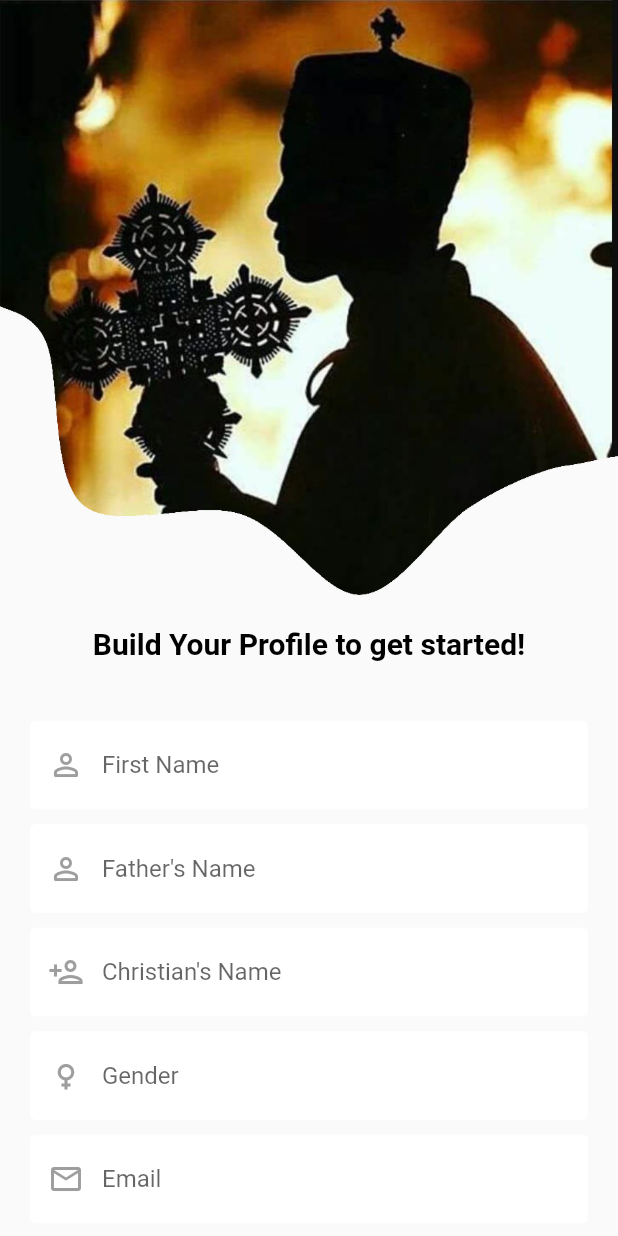
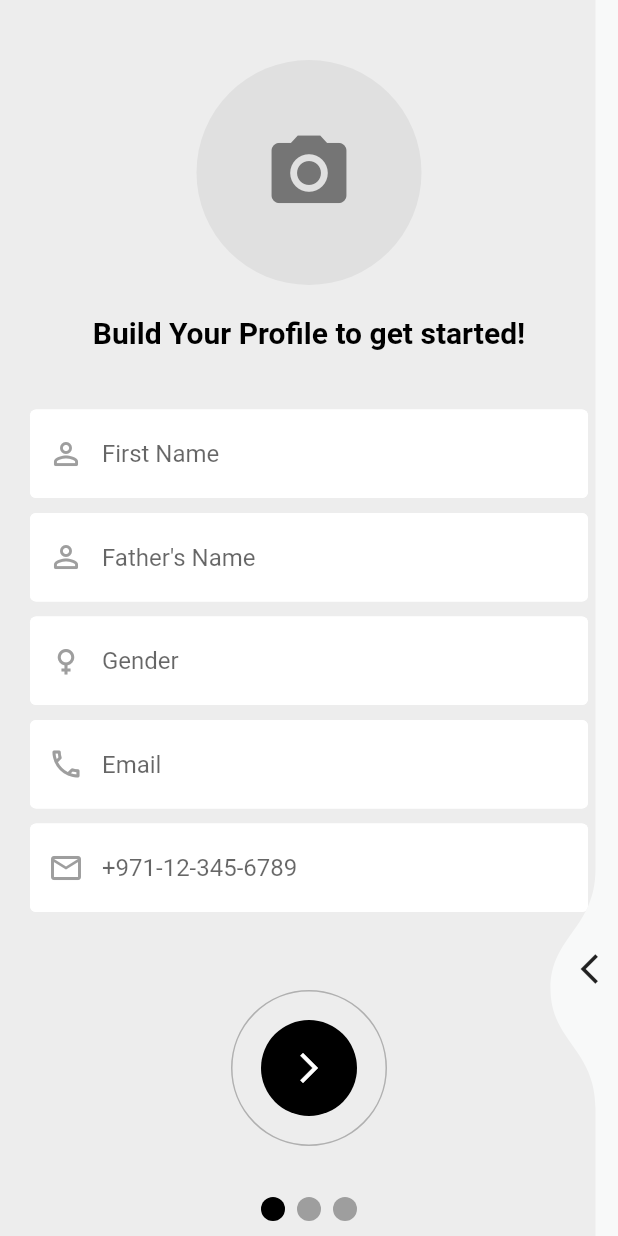
Before and after one commit to GetanehTsegaye/dubai_debremewy_app_dogs_food, a Flutter app: the OTPScreen screen opened directly, after a tap on "NEXT", on a phone screen of 412 x 824 dp. Run offline on Flutter 3.47's test engine with Material 2 defaults, Android fonts, the phone set to English and light mode, and no system bars; drawn by our look-alikes of liquid_swipe, smooth_page_indicator; our stand-ins replace flutter_otp_text_field, get, image_picker.

Commit message:
Worked on the onboarding screen and liquid transition

```diff
--- a/lib/src/constants/color_strings.dart
+++ b/lib/src/constants/color_strings.dart
@@ -1,3 +1,18 @@
 import 'dart:ui';
 
+import 'package:flutter/material.dart';
+
 const gtBackgroundColor = Color(0xFFededed);
+//const gtOnBoardingPage1Color = Color(0xffd5d5d5);
+//const gtOnBoardingPage2Color = Color(0xffe5e5e5);
+
+// const gtOnBoardingPage1Color = Color(0xFFededed);
+// const gtOnBoardingPage2Color = Colors.white;
+
+// const gtOnBoardingPage1Color = Color(0xfffddcdf);
+// const gtOnBoardingPage2Color = Color(0xffffdcbd);
+
+
+const gtOnBoardingPage1Color = Color(0xFFededed);
+const gtOnBoardingPage2Color = Color(0XFFF8F9F9);
+const gtOnBoardingPage3Color = Color(0XFFEBF5FB);
--- a/lib/src/features/authentication/screens/login_screen/otp_screen.dart
+++ b/lib/src/features/authentication/screens/login_screen/otp_screen.dart
@@ -1,4 +1,5 @@
 import 'package:dubai_debremewy_app_dogs_food/src/common_widgets/button_widgets.dart';
+import 'package:dubai_debremewy_app_dogs_food/src/features/authentication/screens/user_profile/on_boarding_screen.dart';
 import 'package:flutter/material.dart';
 import 'package:flutter_otp_text_field/flutter_otp_text_field.dart';
 import 'package:get/get.dart';
@@ -49,7 +50,7 @@
               SizedBox(height: 20.0),
               gtButton(
                 onTap: (){
-                  Get.to(()=>  RegistrationScreen(),
+                  Get.to(()=>  OnBoardingScreen(),
                       transition: Transition.rightToLeftWithFade,
                       duration: Duration(seconds: 2));
                 },
--- /dev/null
+++ b/lib/src/features/authentication/screens/user_profile/on_boarding_screen.dart
@@ -0,0 +1,432 @@
+import 'package:dubai_debremewy_app_dogs_food/src/constants/color_strings.dart';
+import 'package:dubai_debremewy_app_dogs_food/src/features/authentication/screens/dashboard_screen/dashboard_screen.dart';
+import 'package:dubai_debremewy_app_dogs_food/src/features/authentication/screens/user_profile/profile_picture_upload_widget.dart';
+import 'package:flutter/material.dart';
+import 'package:liquid_swipe/liquid_swipe.dart';
+import 'package:smooth_page_indicator/smooth_page_indicator.dart';
+
+import '../../../../common_widgets/textfield_widgets_for_white_background.dart';
+import '../../../../constants/image_strings.dart';
+import 'dart:io';
+import 'package:get/get.dart';
+import 'package:image_picker/image_picker.dart';
+
+import '../../../../common_widgets/button_widgets.dart';
+import '../../../../common_widgets/textfield_widgets.dart';
+
+class OnBoardingScreen extends StatefulWidget {
+  OnBoardingScreen({Key? key}) : super(key: key);
+  final lqController = LiquidController();
+  int currentPage = 0;
+
+  @override
+  _OnBoardingScreenState createState() => _OnBoardingScreenState();
+}
+
+class _OnBoardingScreenState extends State<OnBoardingScreen> {
+  late File _image; // Variable to store the selected image
+
+  Future getImage(ImageSource source) async {
+    try {
+      var image = await ImagePicker().pickImage(source: source);
+
+      if (image != null) {
+        setState(() {
+          _image = File(image.path); // Update the selected image
+        });
+      }
+    } catch (e) {
+      // Handle the error case when the user denies access to the gallery or camera
+      showDialog(
+        context: context,
+        builder: (BuildContext context) {
+          return AlertDialog(
+            title: Text('Error'),
+            content: Text('Failed to pick an image.'),
+            actions: [
+              TextButton(
+                child: Text('OK'),
+                onPressed: () {
+                  Navigator.of(context).pop();
+                },
+              ),
+            ],
+          );
+        },
+      );
+    }
+  }
+
+  @override
+  void initState() {
+    super.initState();
+    _image = File(''); // Provide an initial empty file to avoid null errors
+  }
+
+  @override
+  Widget build(BuildContext context) {
+    final lqController = LiquidController();
+    final size = MediaQuery.of(context).size;
+
+    return SafeArea(
+      child: Scaffold(
+        body: Stack(
+          alignment: Alignment.center,
+          children: [
+            LiquidSwipe(
+              pages: [
+                SingleChildScrollView(
+                  child: Container(
+                    color: gtOnBoardingPage1Color,
+                    height: size.height,
+                    child: Column(
+                      // mainAxisAlignment: MainAxisAlignment.spaceEvenly,
+                      children: [
+                        SizedBox(height: 40.0),
+                        Center(
+                          child: GestureDetector(
+                            onTap: () {
+                              showDialog(
+                                context: context,
+                                builder: (BuildContext context) {
+                                  return SimpleDialog(
+                                    title: Text('Choose an option'),
+                                    children: [
+                                      SimpleDialogOption(
+                                        child: Text('Take a photo'),
+                                        onPressed: () {
+                                          getImage(ImageSource
+                                              .camera); // Open camera to take a photo
+                                          Navigator.of(context).pop();
+                                        },
+                                      ),
+                                      SimpleDialogOption(
+                                        child: Text('Pick from gallery'),
+                                        onPressed: () {
+                                          getImage(ImageSource
+                                              .gallery); // Open gallery to choose a photo
+                                          Navigator.of(context).pop();
+                                        },
+                                      ),
+                                    ],
+                                  );
+                                },
+                              );
+                            },
+                            child: Container(
+                              width: 150,
+                              height: 150,
+                              decoration: BoxDecoration(
+                                shape: BoxShape.circle,
+                                color: Colors.grey[300],
+                                image: _image.path.isNotEmpty
+                                    ? DecorationImage(
+                                        image: FileImage(
+                                            _image), // Display the selected image
+                                        fit: BoxFit.cover,
+                                      )
+                                    : null,
+                              ),
+                              child: _image.path.isEmpty
+                                  ? Icon(
+                                      Icons.camera_alt,
+                                      size: 60,
+                                      color: Colors.grey[600],
+                                    )
+                                  : null,
+                            ),
+                          ),
+                        ),
+                        Padding(
+                          padding: const EdgeInsets.symmetric(horizontal: 20.0),
+                          child: Column(
+                            children: [
+                              SizedBox(height: 20.0),
+                              Text(
+                                'Build Your Profile to get started!',
+                                style: TextStyle(
+                                  color: Colors.black,
+                                  fontSize: 20.0,
+                                  fontWeight: FontWeight.bold,
+                                ),
+                              ),
+                              SizedBox(height: 40.0),
+                              gtTextField(
+                                gtHintText: 'First Name',
+                                gtPrefixIcon: Icon(
+                                  Icons.person_outline_rounded,
+                                  color: Colors.grey,
+                                ),
+                              ),
+                              SizedBox(height: 10.0),
+                              gtTextField(
+                                gtHintText: 'Father\'s Name',
+                                gtPrefixIcon: Icon(
+                                  Icons.person_outline_rounded,
+                                  color: Colors.grey,
+                                ),
+                              ),
+                              SizedBox(height: 10.0),
+                              gtTextField(
+                                gtHintText: 'Gender',
+                                gtPrefixIcon: Icon(
+                                  Icons.female,
+                                  color: Colors.grey,
+                                ),
+                              ),
+                              SizedBox(height: 10.0),
+                              gtTextField(
+                                gtHintText: 'Email',
+                                gtPrefixIcon: Icon(
+                                  Icons.phone_outlined,
+                                  color: Colors.grey,
+                                ),
+                              ),
+                              SizedBox(height: 10.0),
+                              gtTextField(
+                                gtHintText: '+971-12-345-6789',
+                                gtPrefixIcon: Icon(
+                                  Icons.email_outlined,
+                                  color: Colors.grey,
+                                ),
+                              ),
+                              SizedBox(height: 30.0),
+                              // Text(
+                              //   '1/2',
+                              //   style: TextStyle(
+                              //       fontSize: 16.0,
+                              //       fontWeight: FontWeight.bold),
+                              // )
+                            ],
+                          ),
+                        )
+                      ],
+                    ),
+                  ),
+                ),
+                Container(
+                  color: gtOnBoardingPage2Color,
+                  height: size.height,
+                  child: Column(
+                    //mainAxisAlignment: MainAxisAlignment.spaceAround,
+                    children: [
+                      Align(
+                        alignment: Alignment.topRight,
+                        child: TextButton(
+                          onPressed: ()=> lqController.jumpToPage(page: 2),
+                          child: const Text(
+                            "Skip    ",
+                            style: TextStyle(color: Colors.black),
+                          ),
+                        ),
+                      ),
+                      Padding(
+                        padding: const EdgeInsets.symmetric(horizontal: 20.0),
+                        child: Column(
+                          children: [
+                            SizedBox(height: 20.0),
+                            Text(
+                              'For the Church use only',
+                              style: TextStyle(
+                                color: Colors.black,
+                                fontSize: 20.0,
+                                fontWeight: FontWeight.bold,
+                              ),
+                            ),
+                            SizedBox(height: 10.0),
+                            gtTextField(
+                              gtHintText: 'የክርስትና ስም',
+                              gtPrefixIcon: Icon(
+                                Icons.person_add_outlined,
+                                color: Colors.grey,
+                              ),
+                            ),
+                            SizedBox(height: 10.0),
+                            gtTextField(
+                              gtHintText: 'የንስሃ አባት ',
+                              gtPrefixIcon: Icon(
+                                Icons.person_add_outlined,
+                                color: Colors.grey,
+                              ),
+                            ),
+                            SizedBox(height: 10.0),
+                            gtTextField(
+                              gtHintText: 'Select your church',
+                              gtPrefixIcon: Icon(
+                                Icons.fact_check,
+                                color: Colors.grey,
+                              ),
+                            ),
+                            SizedBox(height: 10.0),
+                            gtTextField(
+                              gtHintText: 'Profession',
+                              gtPrefixIcon: Icon(
+                                Icons.work,
+                                color: Colors.grey,
+                              ),
+                            ),
+                            SizedBox(height: 10.0),
+
+                            // Text(
+                            //   '1/2',
+                            //   style: TextStyle(
+                            //       fontSize: 16.0, fontWeight: FontWeight.bold),
+                            // ),
+                            // gtButton(
+                            //   onTap: () {
+                            //     Get.to(() => DashboardScreen(),
+                            //         transition: Transition.rightToLeftWithFade,
+                            //         duration: Duration(seconds: 2));
+                            //   },
+                            //   gtText: 'NEXT',
+                            // ),
+                            SizedBox(height: 20.0),
+                          ],
+                        ),
+                      )
+                    ],
+                  ),
+                ),
+                Container(
+                  color: gtOnBoardingPage3Color,
+                  height: size.height,
+                  child: Column(
+                    //mainAxisAlignment: MainAxisAlignment.spaceAround,
+                    children: [
+                      Align(
+                        alignment: Alignment.topRight,
+                        child: TextButton(
+                          onPressed: () {
+                            Get.to(() => DashboardScreen(),
+                                transition: Transition.rightToLeftWithFade,
+                                duration: Duration(seconds: 2));
+                          },
+                          child: const Text(
+                            "Skip    ",
+                            style: TextStyle(color: Colors.black),
+                          ),
+                        ),
+                      ),
+                      Padding(
+                        padding: const EdgeInsets.symmetric(horizontal: 20.0),
+                        child: Column(
+                          children: [
+                            SizedBox(height: 20.0),
+                            Text(
+                              'For the Church use only-2',
+                              style: TextStyle(
+                                color: Colors.black,
+                                fontSize: 20.0,
+                                fontWeight: FontWeight.bold,
+                              ),
+                            ),
+                            SizedBox(height: 10.0),
+
+                            gtTextField(
+                              gtHintText: 'Do you have a UAE resident visa?',
+                              gtPrefixIcon: Icon(
+                                Icons.fact_check,
+                                color: Colors.grey,
+                              ),
+                            ),
+                            SizedBox(height: 10.0),
+                            gtTextField(
+                              gtHintText: 'City you live in?',
+                              gtPrefixIcon: Icon(
+                                Icons.fact_check,
+                                color: Colors.grey,
+                              ),
+                            ),
+                            SizedBox(height: 10.0),
+                            gtTextField(
+                              gtHintText: 'Select the subcity',
+                              gtPrefixIcon: Icon(
+                                Icons.fact_check,
+                                color: Colors.grey,
+                              ),
+                            ),
+                            SizedBox(height: 10.0),
+                            gtTextField(
+                              gtHintText:
+                                  'Are you a memeber of any Tsiwa Mahiber in our church??',
+                              gtPrefixIcon: Icon(
+                                Icons.question_mark,
+                                color: Colors.grey,
+                              ),
+                            ),
+                            SizedBox(height: 10.0),
+                            gtTextField(
+                              gtHintText: 'Select your Tsiwa Mahiber?',
+                              gtPrefixIcon: Icon(
+                                Icons.fact_check,
+                                color: Colors.grey,
+                              ),
+                            ),
+                            SizedBox(height: 10.0),
+                            // Text(
+                            //   '1/2',
+                            //   style: TextStyle(
+                            //       fontSize: 16.0, fontWeight: FontWeight.bold),
+                            // ),
+                            // gtButton(
+                            //   onTap: () {
+                            //     Get.to(() => DashboardScreen(),
+                            //         transition: Transition.rightToLeftWithFade,
+                            //         duration: Duration(seconds: 2));
+                            //   },
+                            //   gtText: 'NEXT',
+                            // ),
+                            SizedBox(height: 20.0),
+                          ],
+                        ),
+                      )
+                    ],
+                  ),
+                ),
+              ],
+              liquidController: lqController,
+              slideIconWidget: const Icon(Icons.arrow_back_ios),
+              enableSideReveal: true,
+              onPageChangeCallback: onPageChangeCallback,
+            ),
+            Positioned(
+              bottom: 60.0,
+              child: OutlinedButton(
+                onPressed: () {
+                  int nextPage = lqController.currentPage + 1;
+                  lqController.animateToPage(page: nextPage);
+                },
+                style: ElevatedButton.styleFrom(
+                    side: const BorderSide(color: Colors.black26),
+                    shape: const CircleBorder(),
+                    padding: const EdgeInsets.all(20),
+                    foregroundColor: Colors.white),
+                child: Container(
+                  padding: const EdgeInsets.all(20.0),
+                  decoration: const BoxDecoration(
+                    color: Colors.black,
+                    shape: BoxShape.circle,
+                  ),
+                  child: Icon(Icons.arrow_forward_ios),
+                ),
+              ),
+            ),
+            Positioned(
+                bottom: 10,
+                child: AnimatedSmoothIndicator(
+                  count: 3,
+                  activeIndex: lqController.currentPage,
+                  effect: const WormEffect(activeDotColor: Colors.black),
+                ))
+          ],
+        ),
+      ),
+    );
+  }
+
+  onPageChangeCallback(int activePageIndex) {
+    setState(() {
+      widget.currentPage = activePageIndex;
+    });
+  }
+}
--- a/pubspec.yaml
+++ b/pubspec.yaml
@@ -37,6 +37,9 @@
   cupertino_icons: ^1.0.2
   get: ^4.6.5
   flutter_otp_text_field: ^1.1.1
+  image_picker: ^0.8.7+5
+  liquid_swipe: ^3.1.0
+  smooth_page_indicator: ^1.1.0
 
 dev_dependencies:
   flutter_test:
```
Also changed, not shown: lib/src/common_widgets/textfield_widgets_for_white_background.dart (added, +29 -0 lines), lib/src/features/authentication/screens/dashboard_screen/dashboard_screen.dart (+12 -0 lines), lib/src/features/authentication/screens/user_profile/profile_picture_upload_widget.dart (added, +228 -0 lines), lib/src/features/authentication/screens/user_profile/reg_screen.dart (+10 -3 lines), lib/src/constants/image_strings.dart (line endings or trailing spaces), pubspec.lock.
